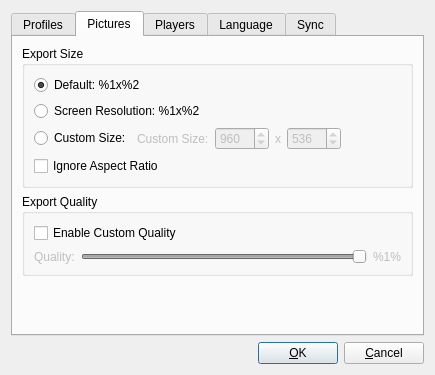
Qt form OptionsDialog.ui (SyDevTeam/gta5view) before a commit.
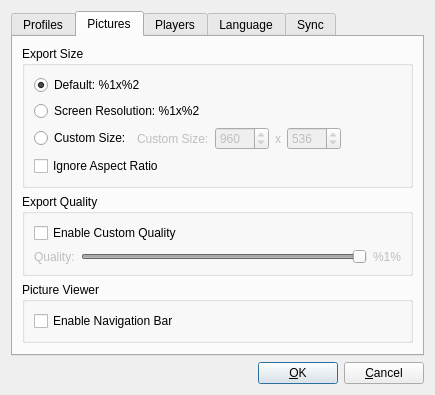
The same form after that commit. The open tabs and pages were chosen to show the change.

Commit message: Added the abilitiy to enable the navigation bar in settings

The edit to the form file:
```diff
--- a/OptionsDialog.ui
+++ b/OptionsDialog.ui
@@ -297,6 +297,22 @@
          </layout>
         </widget>
        </item>
+       <item>
+        <widget class="QGroupBox" name="gbSnapmaticPictureViewer">
+         <property name="title">
+          <string>Picture Viewer</string>
+         </property>
+         <layout class="QVBoxLayout" name="vlSnapmaticPictureViewer">
+          <item>
+           <widget class="QCheckBox" name="cbSnapmaticNavigationBar">
+            <property name="text">
+             <string>Enable Navigation Bar</string>
+            </property>
+           </widget>
+          </item>
+         </layout>
+        </widget>
+       </item>
        <item>
         <spacer name="vsTabPictures">
          <property name="orientation">
```
Left out of the diff: 2 changed lines with no effect on the pictures. The commit also changes 2 other files.
